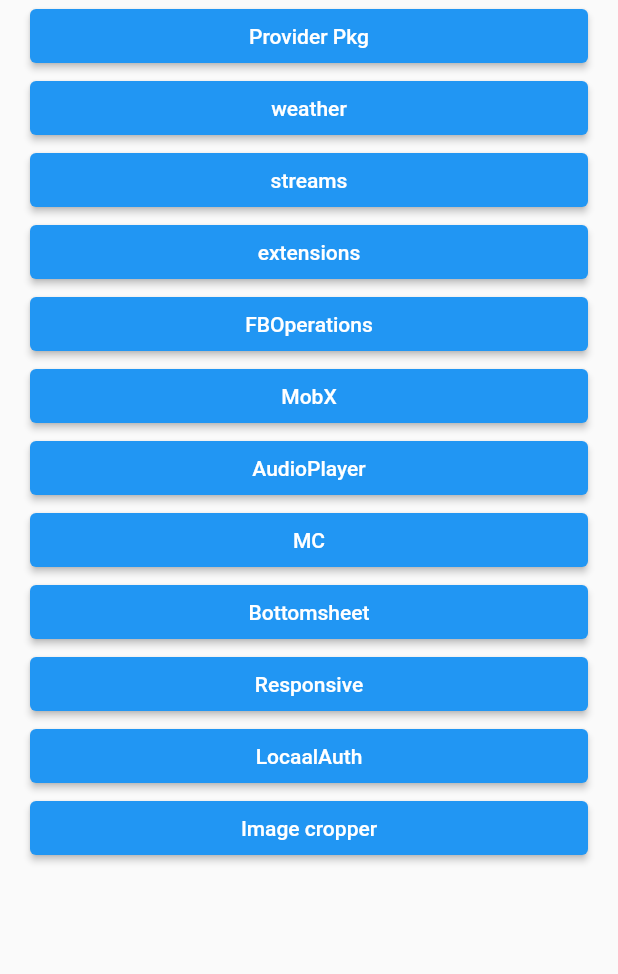
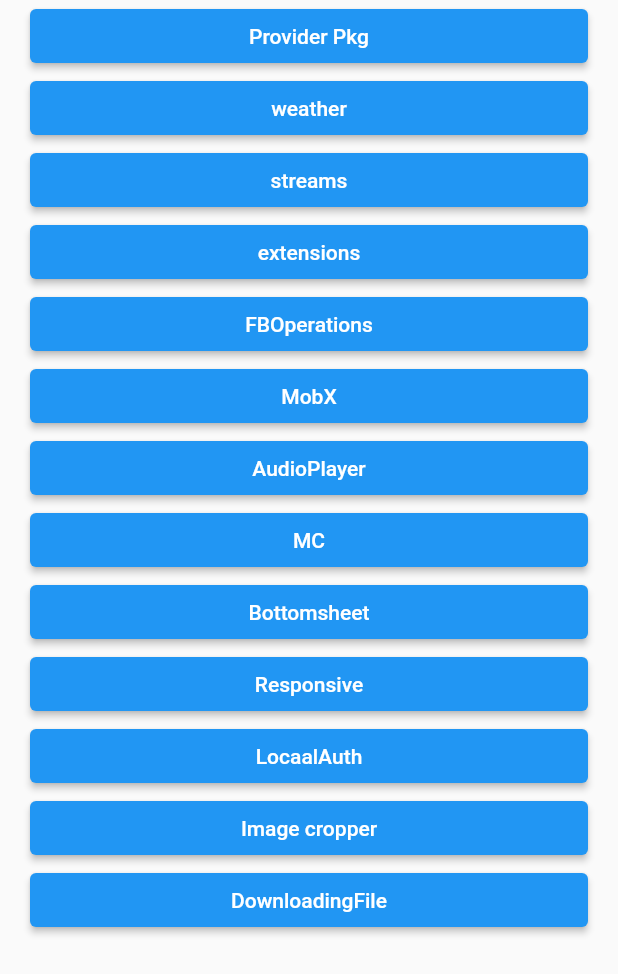
Before and after one commit to riyatyagi99/fl_june2022, a Flutter app: the screen it shows after launch, on a phone screen of 412 x 824 dp. Shown: the top 974 px of the screen. Run offline on Flutter 3.47's test engine with Material 2 defaults, Android fonts, the phone set to English and light mode, and no system bars; our stand-ins replace audioplayers, cloud_firestore, equatable, file_picker, firebase_core, firebase_messaging and 8 more; missing offline and left inert: flutter_downloader; accounts and stored records are empty; generated files the repository leaves out were written again.

```diff
--- a/lib/main.dart
+++ b/lib/main.dart
@@ -8,6 +8,7 @@ import 'package:flutter_june2022/provider/multiprovider.dart';
 import 'package:flutter_june2022/stream_future_builder/stream_builder.dart';
 import 'package:provider/provider.dart';
 
+import 'downloading_file/file_download.dart';
 import 'local_auth/LocalAuth.dart';
 import 'extrass/bottomsheet_scrollable.dart';
 import 'cubit/weather_cubit.dart';
@@ -180,6 +181,13 @@ class _MyHomePageState extends State<MyHomePage> {
                         MaterialPageRoute(builder:(context)=>ImageCropperr(title: "Image Cropping")));
                   },
                   child:const Text("Image cropper")),
+              ElevatedButton(
+                  onPressed: (){
+                    Navigator.push(
+                        context,
+                        MaterialPageRoute(builder:(context)=>DownloadingFile()));
+                  },
+                  child:const Text("DownloadingFile")),
             ],
           ),
         ),
```
Also changed, not shown: 1 other file.
